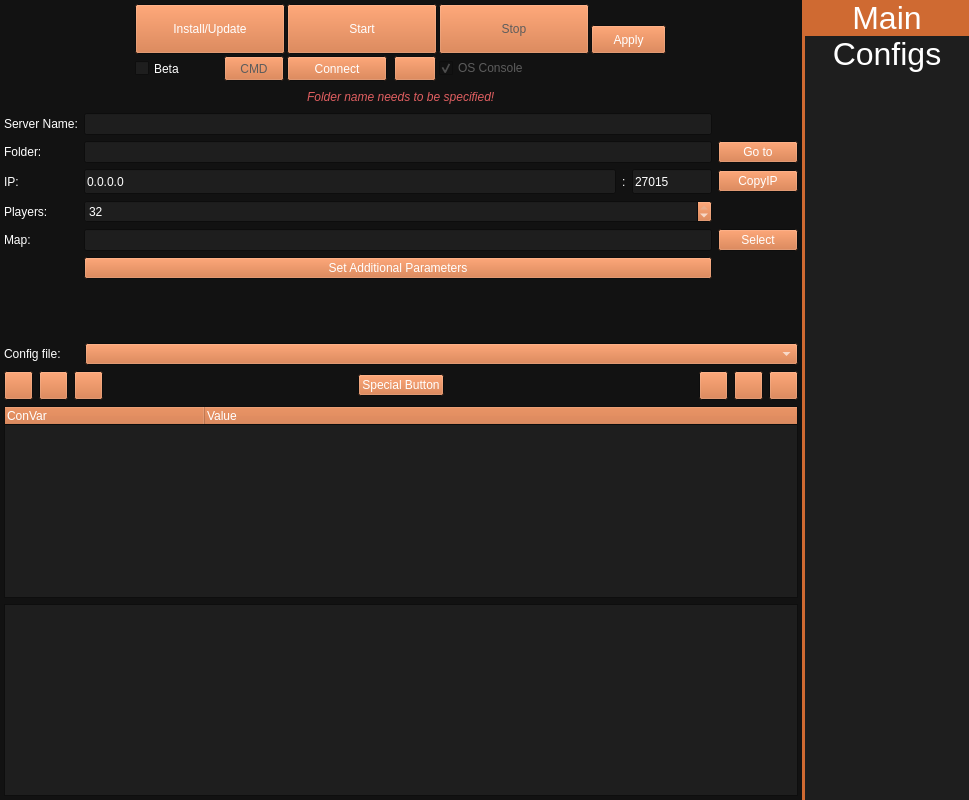
The window that ui/serverwindow.ui (metootem/TF2-Dedicated-Server-Manager) describes before a commit, drawn with Qt 5.
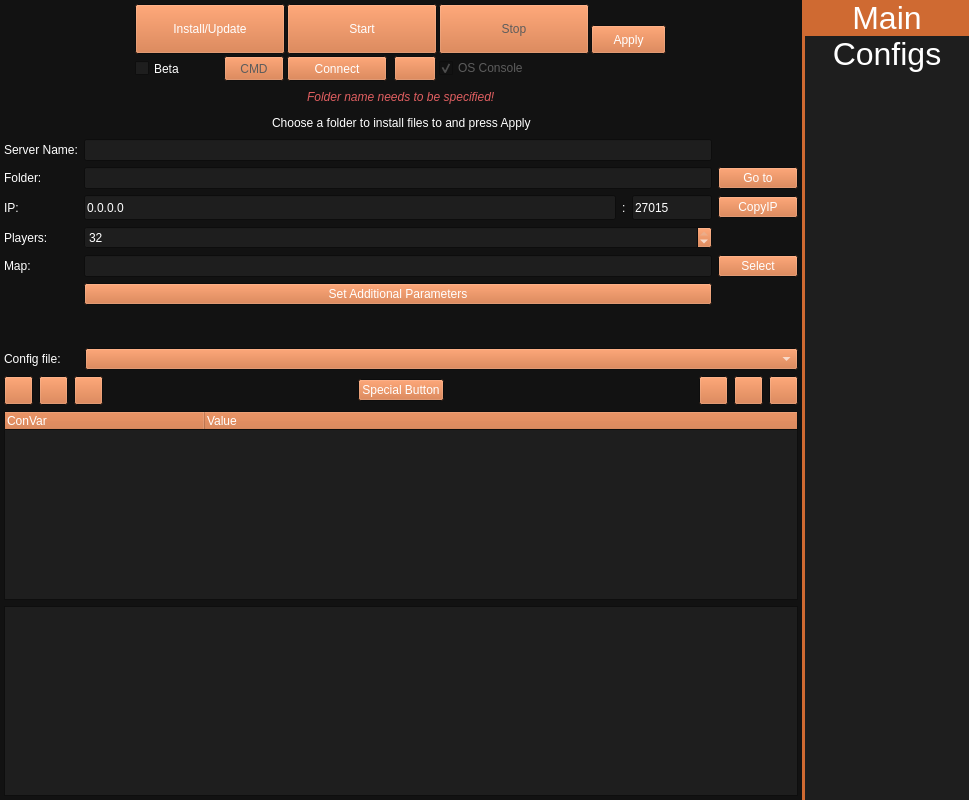
The same window after the commit. Icons and pictures are not drawn.

Commit message: Added a simple tutorial when creating new servers

Diff of the .ui file:
```diff
--- a/ui/serverwindow.ui
+++ b/ui/serverwindow.ui
@@ -1379,6 +1379,46 @@
           </item>
          </layout>
         </item>
+        <item>
+         <layout class="QHBoxLayout" name="horizontalLayout_9">
+          <property name="bottomMargin">
+           <number>0</number>
+          </property>
+          <item>
+           <spacer name="horizontalSpacer">
+            <property name="orientation">
+             <enum>Qt::Orientation::Horizontal</enum>
+            </property>
+            <property name="sizeHint" stdset="0">
+             <size>
+              <width>40</width>
+              <height>20</height>
+             </size>
+            </property>
+           </spacer>
+          </item>
+          <item>
+           <widget class="QLabel" name="lblTip">
+            <property name="text">
+             <string>Choose a folder to install files to and press Apply</string>
+            </property>
+           </widget>
+          </item>
+          <item>
+           <spacer name="horizontalSpacer_6">
+            <property name="orientation">
+             <enum>Qt::Orientation::Horizontal</enum>
+            </property>
+            <property name="sizeHint" stdset="0">
+             <size>
+              <width>40</width>
+              <height>20</height>
+             </size>
+            </property>
+           </spacer>
+          </item>
+         </layout>
+        </item>
         <item>
          <layout class="QGridLayout" name="gridLayout">
           <item row="0" column="0">
```
The commit also changes 1 other file.
